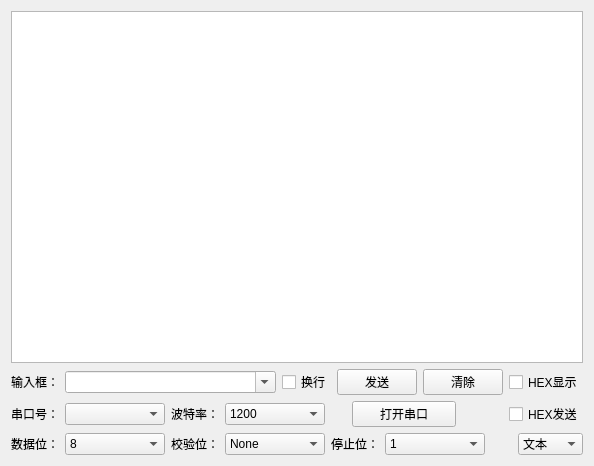
Before: the Qt Designer form SERCOM.ui in XIVN1987/SERCOM, drawn with Qt 5.
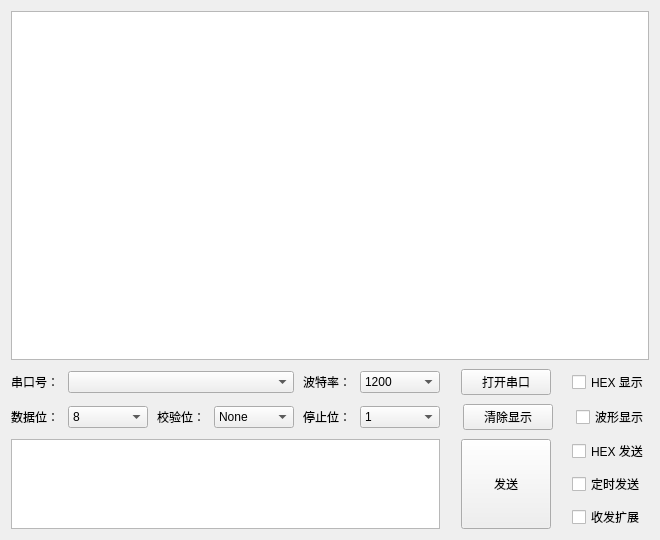
After: the same form once the commit is applied. Icons and pictures are not drawn.

Commit message: update UI for multi line input

What changed in the file:
```diff
--- a/SERCOM.ui
+++ b/SERCOM.ui
@@ -7,8 +7,8 @@
    <rect>
     <x>0</x>
     <y>0</y>
-    <width>594</width>
-    <height>466</height>
+    <width>660</width>
+    <height>540</height>
    </rect>
   </property>
   <property name="sizePolicy">
@@ -25,6 +25,9 @@
     <normaloff>Image/serial.ico</normaloff>Image/serial.ico</iconset>
   </property>
   <layout class="QVBoxLayout" name="vLayout0">
+   <property name="spacing">
+    <number>9</number>
+   </property>
    <item>
     <widget class="QTextEdit" name="txtMain">
      <property name="frameShadow">
@@ -37,87 +40,11 @@
    </item>
    <item>
     <layout class="QHBoxLayout" name="hLayout1">
+     <property name="spacing">
+      <number>9</number>
+     </property>
      <item>
-      <widget class="QLabel" name="lblSend">
-       <property name="sizePolicy">
-        <sizepolicy hsizetype="Fixed" vsizetype="Fixed">
-         <horstretch>0</horstretch>
-         <verstretch>0</verstretch>
-        </sizepolicy>
-       </property>
-       <property name="text">
-        <string>输入框：</string>
-       </property>
-      </widget>
-     </item>
-     <item>
-      <widget class="QComboBox" name="cmbSend">
-       <property name="sizePolicy">
-        <sizepolicy hsizetype="Expanding" vsizetype="Fixed">
-         <horstretch>0</horstretch>
-         <verstretch>0</verstretch>
-        </sizepolicy>
-       </property>
-       <property name="editable">
-        <bool>true</bool>
-       </property>
-      </widget>
-     </item>
-     <item>
-      <widget class="QCheckBox" name="chkSendLF">
-       <property name="toolTip">
-        <string>发送完数据后发送一个换行符</string>
-       </property>
-       <property name="text">
-        <string>换行</string>
-       </property>
-      </widget>
-     </item>
-     <item>
-      <widget class="QPushButton" name="btnSend">
-       <property name="sizePolicy">
-        <sizepolicy hsizetype="Fixed" vsizetype="Fixed">
-         <horstretch>0</horstretch>
-         <verstretch>0</verstretch>
-        </sizepolicy>
-       </property>
-       <property name="text">
-        <string>发送</string>
-       </property>
-      </widget>
-     </item>
-     <item>
-      <widget class="QPushButton" name="btnClear">
-       <property name="sizePolicy">
-        <sizepolicy hsizetype="Fixed" vsizetype="Fixed">
-         <horstretch>0</horstretch>
-         <verstretch>0</verstretch>
-        </sizepolicy>
-       </property>
-       <property name="text">
-        <string>清除</string>
-       </property>
-      </widget>
-     </item>
-     <item>
-      <widget class="QCheckBox" name="chkHEXShow">
-       <property name="sizePolicy">
-        <sizepolicy hsizetype="Fixed" vsizetype="Fixed">
-         <horstretch>0</horstretch>
-         <verstretch>0</verstretch>
-        </sizepolicy>
-       </property>
-       <property name="text">
-        <string>HEX显示</string>
-       </property>
-      </widget>
-     </item>
-    </layout>
-   </item>
-   <item>
-    <layout class="QHBoxLayout" name="hLayout2">
-     <item>
-      <widget class="QLabel" name="lblCOMM">
+      <widget class="QLabel" name="lblPort">
        <property name="sizePolicy">
         <sizepolicy hsizetype="Fixed" vsizetype="Fixed">
          <horstretch>0</horstretch>
@@ -130,7 +57,7 @@
       </widget>
      </item>
      <item>
-      <widget class="QComboBox" name="cmbCOMM">
+      <widget class="QComboBox" name="cmbPort">
        <property name="sizePolicy">
         <sizepolicy hsizetype="Fixed" vsizetype="Fixed">
          <horstretch>0</horstretch>
@@ -139,10 +66,16 @@
        </property>
        <property name="minimumSize">
         <size>
-         <width>100</width>
+         <width>226</width>
          <height>0</height>
         </size>
        </property>
+       <property name="maximumSize">
+        <size>
+         <width>226</width>
+         <height>16777215</height>
+        </size>
+       </property>
       </widget>
      </item>
      <item>
@@ -168,7 +101,7 @@
        </property>
        <property name="minimumSize">
         <size>
-         <width>100</width>
+         <width>80</width>
          <height>0</height>
         </size>
        </property>
@@ -223,20 +156,7 @@
       </widget>
      </item>
      <item>
-      <spacer name="hSpacer21">
-       <property name="orientation">
-        <enum>Qt::Horizontal</enum>
-       </property>
-       <property name="sizeHint" stdset="0">
-        <size>
-         <width>40</width>
-         <height>20</height>
-        </size>
-       </property>
-      </spacer>
-     </item>
-     <item>
-      <spacer name="hSpacer22">
+      <spacer name="hSpacer11">
        <property name="orientation">
         <enum>Qt::Horizontal</enum>
        </property>
@@ -258,7 +178,7 @@
        </property>
        <property name="minimumSize">
         <size>
-         <width>104</width>
+         <width>90</width>
          <height>0</height>
         </size>
        </property>
@@ -271,7 +191,7 @@
       </widget>
      </item>
      <item>
-      <spacer name="hSpacer23">
+      <spacer name="hSpacer12">
        <property name="orientation">
         <enum>Qt::Horizontal</enum>
        </property>
@@ -284,57 +204,25 @@
       </spacer>
      </item>
      <item>
-      <widget class="QLabel" name="lblStat">
+      <widget class="QCheckBox" name="chkHEXShow">
        <property name="sizePolicy">
         <sizepolicy hsizetype="Fixed" vsizetype="Fixed">
          <horstretch>0</horstretch>
          <verstretch>0</verstretch>
         </sizepolicy>
        </property>
-       <property name="minimumSize">
-        <size>
-         <width>20</width>
-         <height>0</height>
-        </size>
-       </property>
        <property name="text">
-        <string/>
-       </property>
-       <property name="pixmap">
-        <pixmap>Image/inclosing.png</pixmap>
-       </property>
-      </widget>
-     </item>
-     <item>
-      <spacer name="hSpacer24">
-       <property name="orientation">
-        <enum>Qt::Horizontal</enum>
-       </property>
-       <property name="sizeHint" stdset="0">
-        <size>
-         <width>40</width>
-         <height>20</height>
-        </size>
-       </property>
-      </spacer>
-     </item>
-     <item>
-      <widget class="QCheckBox" name="chkHEXSend">
-       <property name="sizePolicy">
-        <sizepolicy hsizetype="Fixed" vsizetype="Fixed">
-         <horstretch>0</horstretch>
-         <verstretch>0</verstretch>
-        </sizepolicy>
-       </property>
-       <property name="text">
-        <string>HEX发送</string>
+        <string>HEX 显示</string>
        </property>
       </widget>
      </item>
     </layout>
    </item>
    <item>
-    <layout class="QHBoxLayout" name="hLayout3">
+    <layout class="QHBoxLayout" name="hLayout2">
+     <property name="spacing">
+      <number>9</number>
+     </property>
      <item>
       <widget class="QLabel" name="lblData">
        <property name="sizePolicy">
@@ -358,7 +246,7 @@
        </property>
        <property name="minimumSize">
         <size>
-         <width>100</width>
+         <width>80</width>
          <height>0</height>
         </size>
        </property>
@@ -407,7 +295,7 @@
        </property>
        <property name="minimumSize">
         <size>
-         <width>100</width>
+         <width>80</width>
          <height>0</height>
         </size>
        </property>
@@ -454,14 +342,14 @@
      <item>
       <widget class="QComboBox" name="cmbStop">
        <property name="sizePolicy">
-        <sizepolicy hsizetype="Expanding" vsizetype="Fixed">
+        <sizepolicy hsizetype="Fixed" vsizetype="Fixed">
          <horstretch>0</horstretch>
          <verstretch>0</verstretch>
         </sizepolicy>
        </property>
        <property name="minimumSize">
         <size>
-         <width>100</width>
+         <width>80</width>
          <height>0</height>
         </size>
        </property>
@@ -478,6 +366,68 @@
       </widget>
      </item>
      <item>
+      <spacer name="hSpacer21">
+       <property name="orientation">
+        <enum>Qt::Horizontal</enum>
+       </property>
+       <property name="sizeHint" stdset="0">
+        <size>
+         <width>40</width>
+         <height>20</height>
+        </size>
+       </property>
+      </spacer>
+     </item>
+     <item>
+      <widget class="QPushButton" name="btnClear">
+       <property name="sizePolicy">
+        <sizepolicy hsizetype="Fixed" vsizetype="Fixed">
+         <horstretch>0</horstretch>
+         <verstretch>0</verstretch>
+        </sizepolicy>
+       </property>
+       <property name="minimumSize">
+        <size>
+         <width>90</width>
+         <height>0</height>
+        </size>
+       </property>
+       <property name="text">
+        <string>清除显示</string>
+       </property>
+      </widget>
+     </item>
+     <item>
+      <spacer name="hSpacer22">
+       <property name="orientation">
+        <enum>Qt::Horizontal</enum>
+       </property>
+       <property name="sizeHint" stdset="0">
+        <size>
+         <width>40</width>
+         <height>20</height>
+        </size>
+       </property>
+      </spacer>
+     </item>
+     <item>
+      <widget class="QCheckBox" name="chkWavShow">
+       <property name="text">
+        <string>波形显示</string>
+       </property>
+      </widget>
+     </item>
+    </layout>
+   </item>
+   <item>
+    <layout class="QGridLayout" name="gLayout3">
+     <property name="topMargin">
+      <number>0</number>
+     </property>
+     <property name="spacing">
+      <number>9</number>
+     </property>
+     <item row="1" column="1">
       <spacer name="hSpacer31">
        <property name="orientation">
         <enum>Qt::Horizontal</enum>
@@ -490,36 +440,79 @@
        </property>
       </spacer>
      </item>
-     <item>
-      <widget class="QComboBox" name="cmbMode">
+     <item row="1" column="3">
+      <spacer name="hSpacer32">
+       <property name="orientation">
+        <enum>Qt::Horizontal</enum>
+       </property>
+       <property name="sizeHint" stdset="0">
+        <size>
+         <width>40</width>
+         <height>20</height>
+        </size>
+       </property>
+      </spacer>
+     </item>
+     <item row="0" column="4">
+      <widget class="QCheckBox" name="chkHEXSend">
        <property name="sizePolicy">
         <sizepolicy hsizetype="Fixed" vsizetype="Fixed">
          <horstretch>0</horstretch>
          <verstretch>0</verstretch>
         </sizepolicy>
        </property>
+       <property name="text">
+        <string>HEX 发送</string>
+       </property>
+      </widget>
+     </item>
+     <item row="1" column="4">
+      <widget class="QCheckBox" name="chkTimSend">
+       <property name="text">
+        <string>定时发送</string>
+       </property>
+      </widget>
+     </item>
+     <item row="2" column="4">
+      <widget class="QCheckBox" name="chkExtTran">
+       <property name="text">
+        <string>收发扩展</string>
+       </property>
+      </widget>
+     </item>
+     <item row="0" column="0" rowspan="3">
+      <widget class="QTextEdit" name="txtSend">
+       <property name="sizePolicy">
+        <sizepolicy hsizetype="Fixed" vsizetype="Preferred">
+         <horstretch>0</horstretch>
+         <verstretch>0</verstretch>
+        </sizepolicy>
+       </property>
        <property name="minimumSize">
         <size>
-         <width>65</width>
+         <width>429</width>
          <height>0</height>
         </size>
        </property>
-       <property name="maximumSize">
+      </widget>
+     </item>
+     <item row="0" column="2" rowspan="3">
+      <widget class="QPushButton" name="btnSend">
+       <property name="sizePolicy">
+        <sizepolicy hsizetype="Fixed" vsizetype="Expanding">
+         <horstretch>0</horstretch>
+         <verstretch>0</verstretch>
+        </sizepolicy>
+       </property>
+       <property name="minimumSize">
         <size>
-         <width>65</width>
-         <height>16777215</height>
+         <width>90</width>
+         <height>0</height>
         </size>
        </property>
-       <item>
-        <property name="text">
-         <string>文本</string>
-        </property>
-       </item>
-       <item>
-        <property name="text">
-         <string>波形</string>
-        </property>
-       </item>
+       <property name="text">
+        <string>发送</string>
+       </property>
       </widget>
      </item>
     </layout>
```
Left out of the diff: 7 changed lines with no effect on the pictures. The commit also changes 6 other files.
